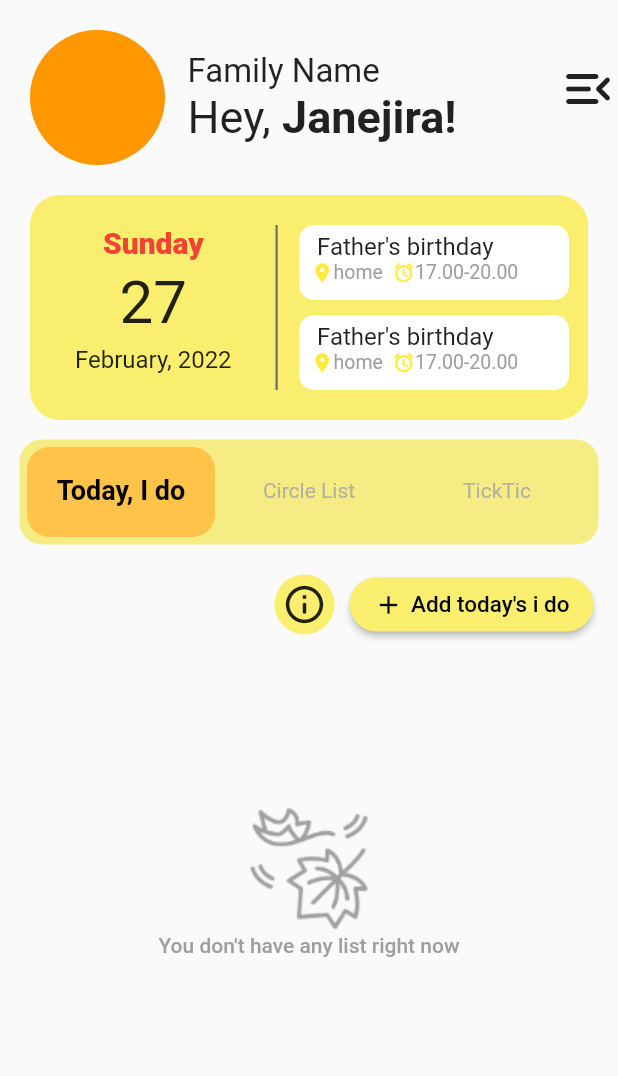
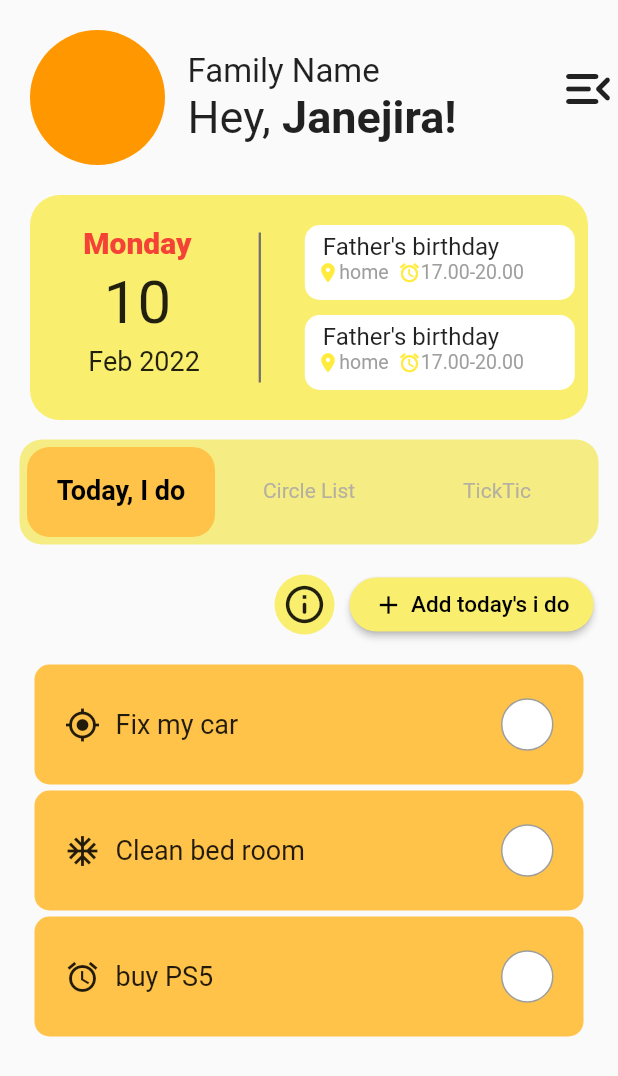
Before and after one commit to titleheroes/famfam, a Flutter app: the HomePage screen opened directly with empty values, on a phone screen of 412 x 824 dp. Shown: the top 1076 px of the screen. Run offline on Flutter 3.47's test engine with Material 2 defaults, Android fonts, the phone set to English and light mode, and no system bars; drawn by our look-alikes of roundcheckbox; our stand-ins replace another_flushbar, carousel_slider, cloud_firestore, firebase_auth, firebase_core, firebase_storage and 14 more; missing offline and left inert: dart:ffi, favorite_button, geocode; accounts and stored records are empty; statements that could not run were skipped.

Commit message:
Revert "updateDayInHomepage"
This reverts commit 2accc9aa4dc7d9ccf0a7f67cf279fcaf767dd9d1.

```diff
--- a/lib/Homepage/date.dart
+++ b/lib/Homepage/date.dart
@@ -1,12 +1,10 @@
 import 'package:flutter/cupertino.dart';
 import 'package:flutter/material.dart';
 import 'package:famfam/Homepage/tabbar.dart';
-import 'package:intl/intl.dart';
 
 class Date extends StatelessWidget {
   @override
   Widget build(BuildContext context) {
-    DateTime date = DateTime.now();
     return Container(
       height: 150,
       padding: const EdgeInsets.all(10),
@@ -18,7 +16,7 @@ class Date extends StatelessWidget {
       child: Row(
         children: <Widget>[
           Padding(
-            padding: const EdgeInsets.fromLTRB(20, 10, 20, 0),
+            padding: const EdgeInsets.fromLTRB(20, 10, 30, 0),
             child: Center(
               child: Column(
                 children: [
@@ -26,7 +24,7 @@ class Date extends StatelessWidget {
                     padding: const EdgeInsets.only(bottom: 5),
                     child: Container(
                       child: Text(
-                        DateFormat('EEEE').format(date),
+                        "Monday",
                         style: TextStyle(
                             fontSize: 20,
                             fontWeight: FontWeight.w800,
@@ -37,7 +35,7 @@ class Date extends StatelessWidget {
                   Padding(
                     padding: const EdgeInsets.only(bottom: 5),
                     child: Container(
-                      child: Text(DateFormat('d').format(date),
+                      child: Text("10",
                           style: TextStyle(
                             fontSize: 40,
                             fontWeight: FontWeight.w400,
@@ -46,8 +44,8 @@ class Date extends StatelessWidget {
                   ),
                   Container(
                     child: Text(
-                      DateFormat('MMMM, yyyy').format(date),
-                      style: TextStyle(fontSize: 16),
+                      "  Feb 2022",
+                      style: TextStyle(fontSize: 18),
                     ),
                   )
                 ],
@@ -59,8 +57,8 @@ class Date extends StatelessWidget {
           const VerticalDivider(
             width: 20,
             thickness: 1.5,
-            indent: 10,
-            endIndent: 10,
+            indent: 15,
+            endIndent: 15,
             color: Color(0xfff707070),
           ),
           //end line
@@ -69,7 +67,7 @@ class Date extends StatelessWidget {
           Column(
             children: [
               Padding(
-                padding: const EdgeInsets.fromLTRB(5, 10, 10, 10),
+                padding: const EdgeInsets.fromLTRB(20, 10, 10, 10),
                 child: Container(
                   height: 50,
                   width: 180,
@@ -130,7 +128,7 @@ class Date extends StatelessWidget {
                 ),
               ),
               Padding(
-                padding: const EdgeInsets.fromLTRB(5, 0, 10, 10),
+                padding: const EdgeInsets.fromLTRB(20, 0, 10, 10),
                 child: Container(
                   height: 50,
                   width: 180,
--- a/lib/Homepage/tabbar.dart
+++ b/lib/Homepage/tabbar.dart
@@ -15,7 +15,11 @@ class tabbar extends StatefulWidget {
 }
 
 class _tabbarState extends State<tabbar> {
-  final List<String> names = <String>[];
+  final List<String> names = <String>[
+    'Fix my car',
+    'Clean bed room',
+    'buy PS5'
+  ];
   final List<int> icon = <int>[1, 2, 3];
 
   TextEditingController nameController = TextEditingController();
```
